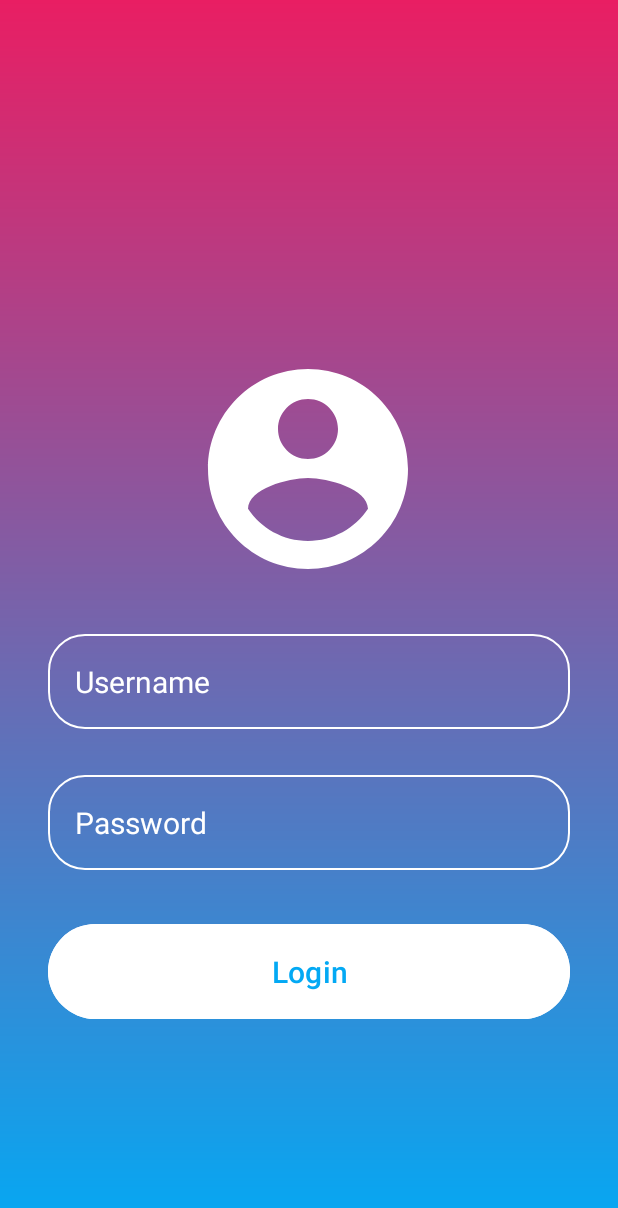
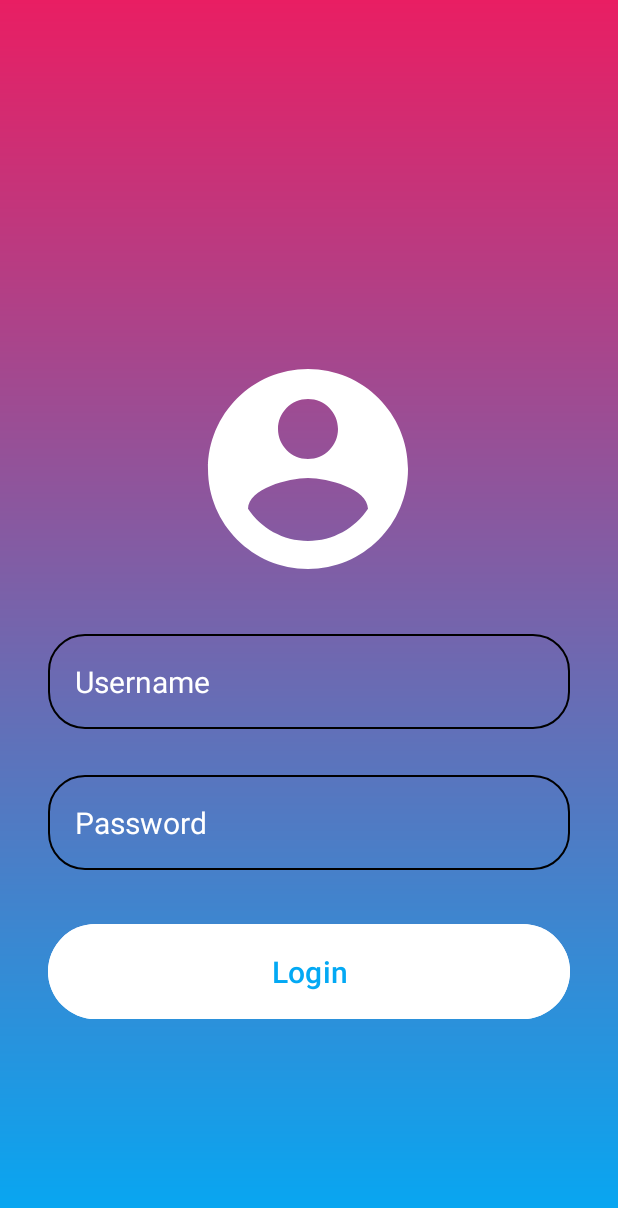
Before and after one commit to Ansia22/SessioneStudio, an Android app: the home screen opened directly, with no data from a screen before it, on a phone screen of 412 x 824 dp. Shown: the top 1208 px of the screen. Run offline under Robolectric (Android 15) with nearby library versions, the phone set to English and light mode, and no system bars.

Commit message:
Update cornice_tonda.xml

```diff
--- a/app/src/main/res/drawable/cornice_tonda.xml
+++ b/app/src/main/res/drawable/cornice_tonda.xml
@@ -3,7 +3,7 @@
     android:shape="rectangle"
     >
     <corners android:radius="24dp"/>
-    <stroke android:width="1dip" android:color="@color/white"/>
+    <stroke android:width="1dip" android:color="@color/black" android:tint="@color/white"/>
 
 
 </shape>
```
